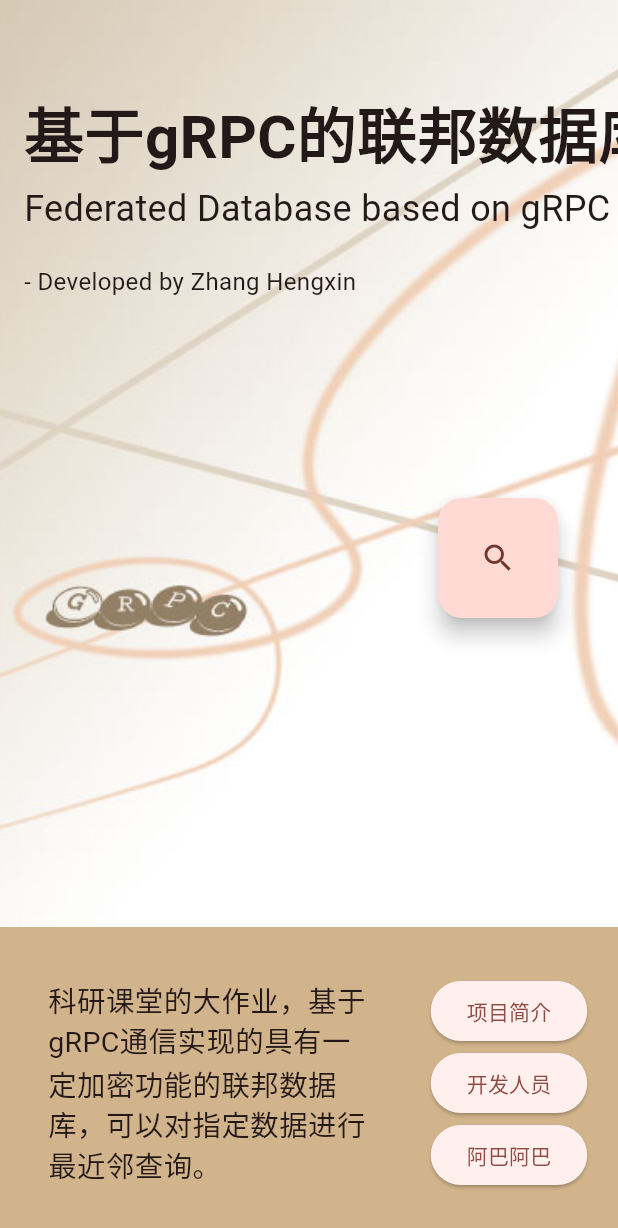
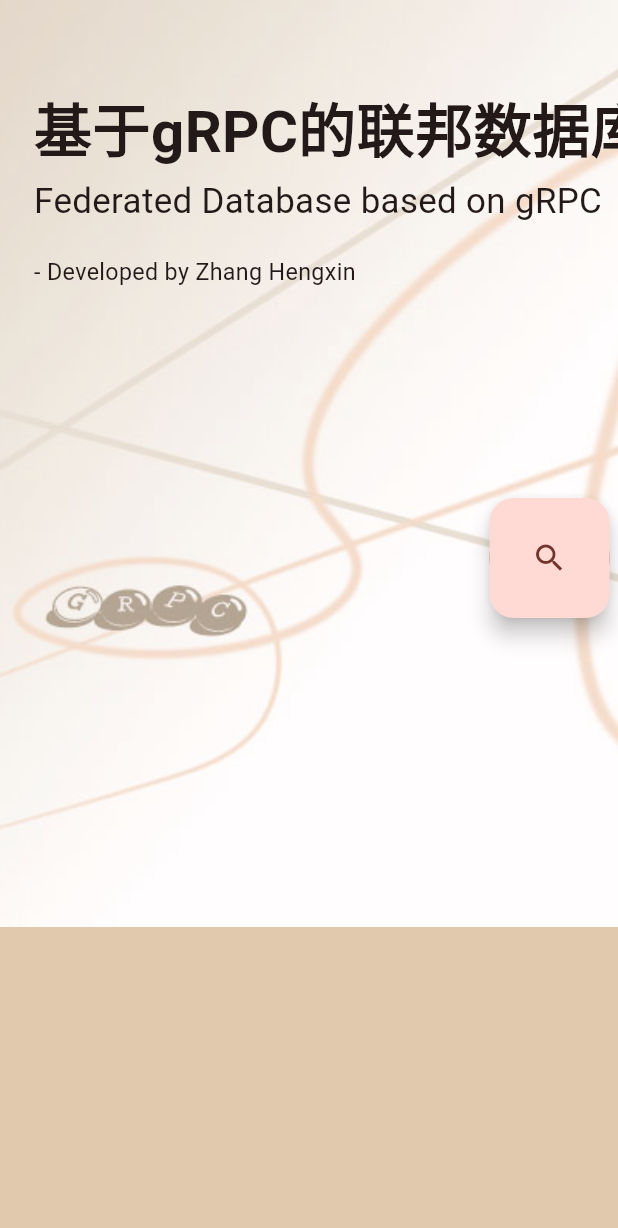
Before and after one commit to TTclubRmat/FederatedDatabase-Flutter, a Flutter app: the first screen one second after launch, on a phone screen of 412 x 824 dp. Shown: the top 1228 px of the screen. Run offline on Flutter 3.47's test engine with Material 3 defaults, Android fonts, the phone set to English and light mode, and no system bars; our stand-ins replace shared_preferences; missing offline and left inert: grpc, protobuf; Roboto replaces fonts that are missing (DengXian).

Commit message:
优化图标

```diff
--- a/lib/main.dart
+++ b/lib/main.dart
@@ -37,16 +37,63 @@
   State<MainPage> createState() => _MainPageState();
 }
 
-class _MainPageState extends State<MainPage> {
+class _MainPageState extends State<MainPage> with SingleTickerProviderStateMixin {
+
+  late AnimationController _controller;
+  late Animation<double> _opacityAnimation;
+  late Animation<Offset> _slideAnimation;
+  late Animation<double> _scaleAnimation;
+
+  @override
+  void initState() {
+    super.initState();
+    _controller = AnimationController(
+      duration: const Duration(milliseconds: 2000),
+      vsync: this,
+    );
+
+    _opacityAnimation = Tween<double>(begin: 0.0, end: 1.0).animate(
+      CurvedAnimation(
+        parent: _controller,
+        curve: const Interval(0.0, 0.5, curve: Curves.easeIn),
+      ),
+    );
+
+    _slideAnimation = Tween<Offset>(begin: const Offset(0, -0.5), end: Offset.zero).animate(
+      CurvedAnimation(
+        parent: _controller,
+        curve: const Interval(0.0, 0.5, curve: Curves.easeOut),
+      ),
+    );
+
+    _scaleAnimation = Tween<double>(begin: 0.5, end: 1.0).animate(
+      CurvedAnimation(
+        parent: _controller,
+        curve: const Interval(0.0, 0.5, curve: Curves.easeOut),
+      ),
+    );
+
+    _controller.forward();
+  }
+
+  @override
+  void dispose() {
+    _controller.dispose();
+    super.dispose();
+  }
+
+
   @override
   Widget build(BuildContext context) {
     return Scaffold(
       body: Stack(
         children: [
-          Column(
+          FadeTransition(
+            opacity: _opacityAnimation,
+            child: Column(
               children: [
                 Expanded(
-                flex: 3, // 上部分占3
+                  flex: 3,
                   child: Container(
                     decoration: const BoxDecoration(
                       image: DecorationImage(
@@ -57,10 +104,15 @@
                   ),
                 ),
                 Expanded(
-                flex: 1, // 下部分占1
+                  flex: 1,
                   child: Container(
-                  color: const Color(0xFFD2B48C), // 浅棕色背景
-                  child:  Row(
+                    color: const Color(0xFFD2B48C),
+                    child: FadeTransition(
+                      opacity: CurvedAnimation(
+                        parent: _controller,
+                        curve: const Interval(0.5, 1.0, curve: Curves.easeIn),
+                      ),
+                      child: Row(
                         children: [
                           const Expanded(
                             flex: 2, // 左侧占2
@@ -108,11 +160,17 @@
                       ),
                     ),
                   ),
+                ),
               ],
             ),
+          ),
           Positioned(
-            top: 60, // 距离顶部有间距
+            top: 60,
             left: 16,
+            child: SlideTransition(
+              position: _slideAnimation,
+              child: ScaleTransition(
+                scale: _scaleAnimation,
                 child: Column(
                   crossAxisAlignment: CrossAxisAlignment.start,
                   children: [
@@ -133,19 +191,27 @@
                   ],
                 ),
               ),
+            ),
+          ),
           Positioned(
             right: 40,
-            bottom: MediaQuery.of(context).size.height * 0.5, // 下方较为中心位置（页面下方比例分配为3:1）
+            bottom: MediaQuery.of(context).size.height * 0.5,
+            child: SlideTransition(
+              position: Tween<Offset>(begin: const Offset(1, 0), end: Offset.zero).animate(
+                CurvedAnimation(
+                  parent: _controller,
+                  curve: const Interval(0.0, 1.0, curve: Curves.easeOut),
+                ),
+              ),
               child: Container(
-              width: 80, // 固定宽度
-              height: 80, // 固定高度
+                width: 80,
+                height: 80,
                 decoration: BoxDecoration(
-                shape: BoxShape.circle, // 设置形状为圆形
-                color: Theme.of(context).primaryColor, // 设置背景颜色
+                  shape: BoxShape.circle,
+                  color: Theme.of(context).primaryColor,
                 ),
                 child: FloatingActionButton(
                   onPressed: () {
-                  // 导航到新页面
                     Navigator.push(
                       context,
                       MaterialPageRoute(
@@ -153,13 +219,11 @@
                       ),
                     );
                   },
-                // backgroundColor: Colors.transparent, // 使 FloatingActionButton 背景透明
-                // elevation: 0, // 去掉阴影
-                child: const Icon(Icons.search), // 查询图标
+                  child: const Icon(Icons.search),
                 ),
               ),
             ),
-
+          ),
         ],
       ),
     );
@@ -174,7 +238,7 @@
           content: Text(content),
           actions: [
             TextButton(
-              child: const Text('关闭'),
+              child: const Text('确定'),
               onPressed: () {
                 Navigator.of(context).pop();
               },
```
Also changed, not shown: 1 other file. Lines whose indentation alone changed are shown as unchanged.
